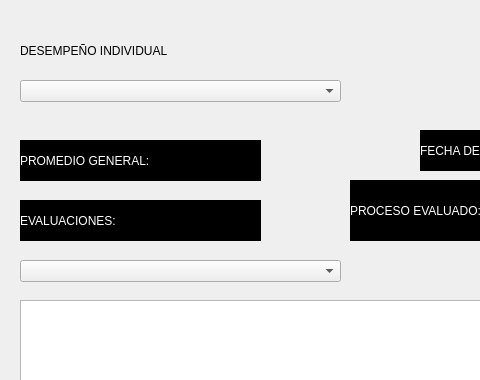
This is interfaces/analista_calidad/show_analyst_data.ui in Ersa77/teggium_evaluations as Qt 5 draws it before an edit; both pictures show x 0 to 480 and y 0 to 380 of the 1141 by 682 pixel window. The edited form follows.
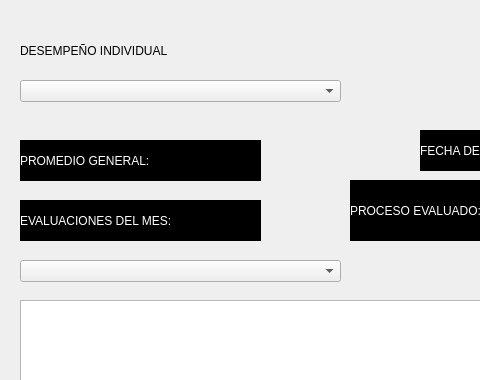
This is the edited form. Icons and pictures are not drawn.

Patch:
```diff
--- a/interfaces/analista_calidad/show_analyst_data.ui
+++ b/interfaces/analista_calidad/show_analyst_data.ui
@@ -119,7 +119,7 @@
 color: rgb(255, 255, 255);</string>
    </property>
    <property name="text">
-    <string>EVALUACIONES:</string>
+    <string>EVALUACIONES DEL MES:</string>
    </property>
   </widget>
   <widget class="QPushButton" name="exit">
```
